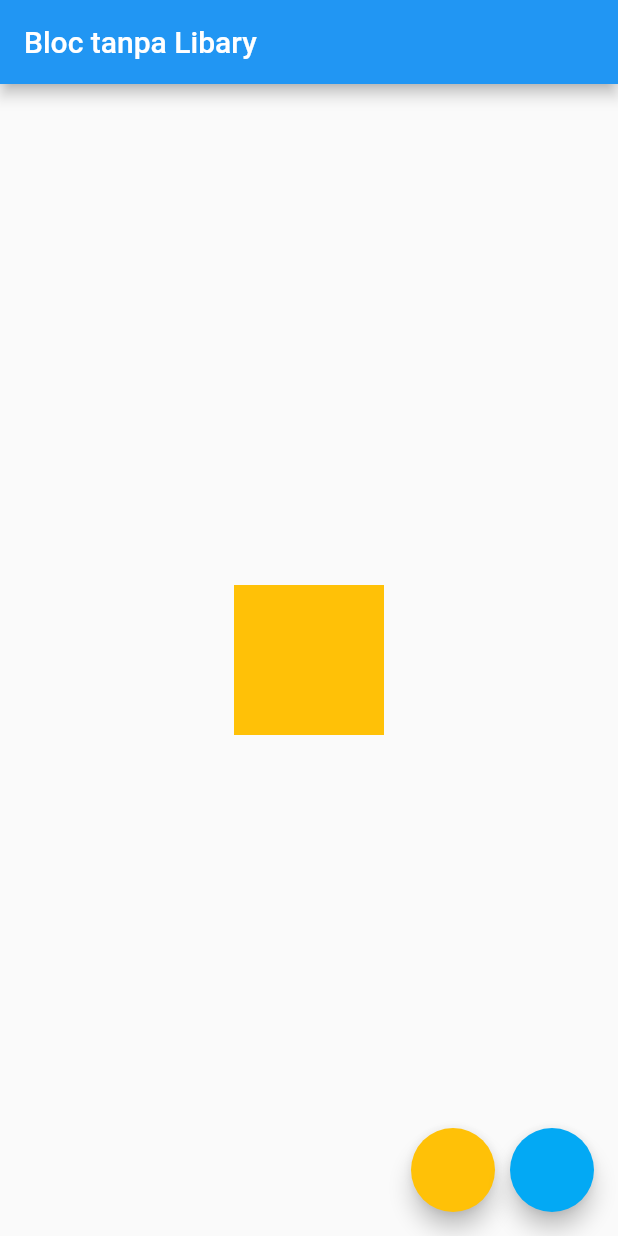
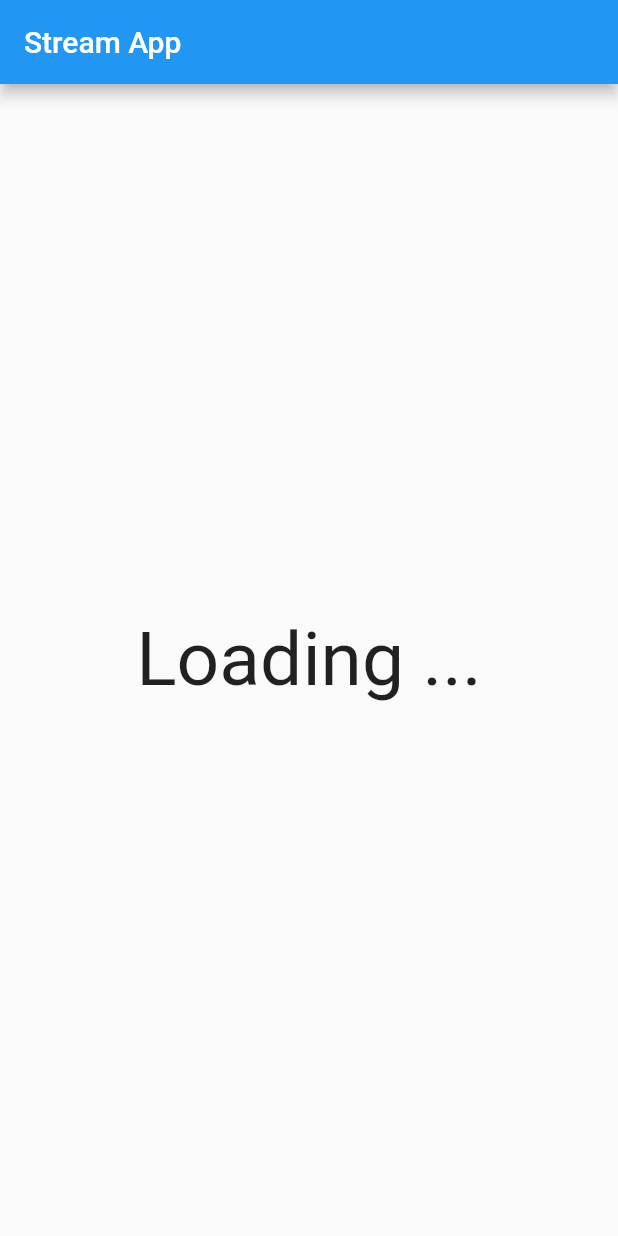
Before and after one commit to mrizkiid/git-bloc, a Flutter app: the first screen one second after launch, on a phone screen of 412 x 824 dp. Run offline on Flutter 3.47's test engine with Material 2 defaults, Android fonts, the phone set to English and light mode, and no system bars.

Commit message:
culdi stream

```diff
--- /dev/null
+++ b/learnbloc/lib/kuldi_stream/kuldi_stream.dart
@@ -0,0 +1,44 @@
+import 'package:flutter/material.dart';
+import 'package:flutter/src/foundation/key.dart';
+import 'package:flutter/src/widgets/framework.dart';
+
+class KuldiStream extends StatefulWidget {
+  const KuldiStream({Key? key}) : super(key: key);
+
+  @override
+  State<KuldiStream> createState() => _KuldiStreamState();
+}
+
+class _KuldiStreamState extends State<KuldiStream> {
+  Stream<int> countStream() async* {
+    for (int i = 0; i <= 10; i++) {
+      await Future.delayed(const Duration(seconds: 1));
+      yield i;
+    }
+  }
+
+  @override
+  Widget build(BuildContext context) {
+    return Scaffold(
+      appBar: AppBar(
+        title: Text('Stream App'),
+      ),
+      body: StreamBuilder(
+        stream: countStream(),
+        builder: (context, snapshot) {
+          return (snapshot.connectionState == ConnectionState.waiting)
+              ? const Center(
+                  child: Text("Loading ...",
+                      style: TextStyle(
+                        fontSize: 50,
+                      )))
+              : Center(
+                  child: Text("${snapshot.data}",
+                      style: const TextStyle(
+                        fontSize: 50,
+                      )));
+        }, //builder
+      ),
+    );
+  } //widget build
+}
--- a/learnbloc/lib/main.dart
+++ b/learnbloc/lib/main.dart
@@ -1,5 +1,6 @@
 import 'package:flutter/material.dart';
 import 'package:learnbloc/erico/bloc_erico.dart';
+import 'package:learnbloc/kuldi_stream/kuldi_stream.dart';
 
 void main() {
   runApp(const MyApp());
@@ -13,6 +14,6 @@ class MyApp extends StatelessWidget {
     return const MaterialApp(
         debugShowCheckedModeBanner: false,
         // home: EricoBloc()
-        home: EricoBloc());
+        home: KuldiStream());
   }
 }
```
